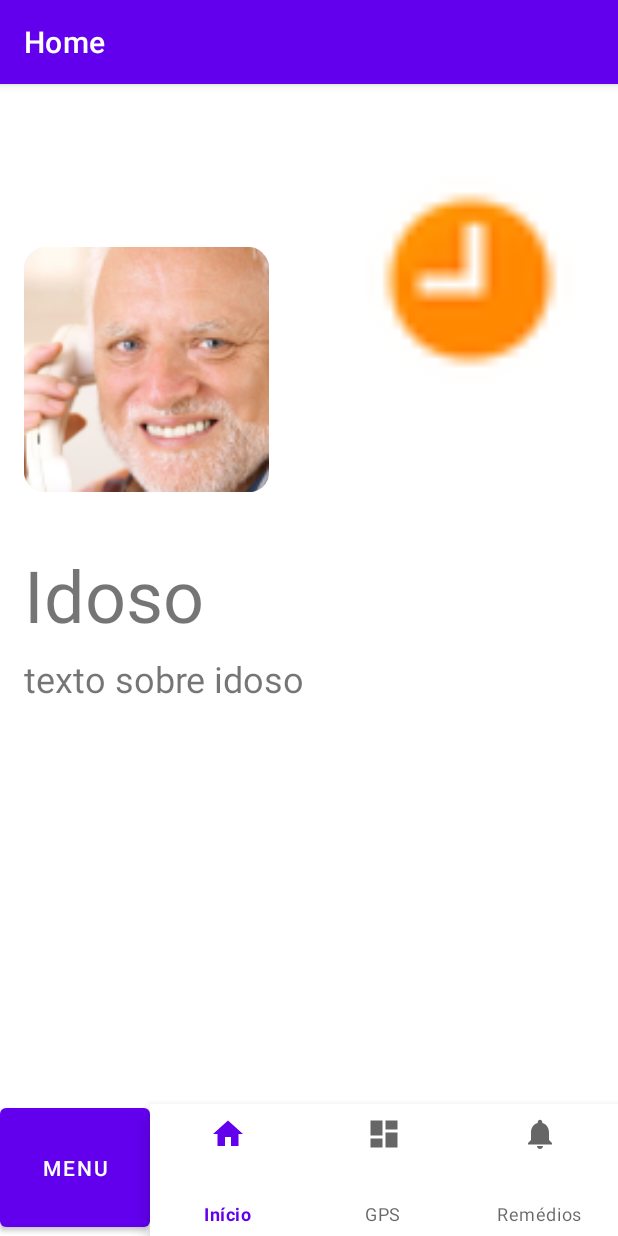
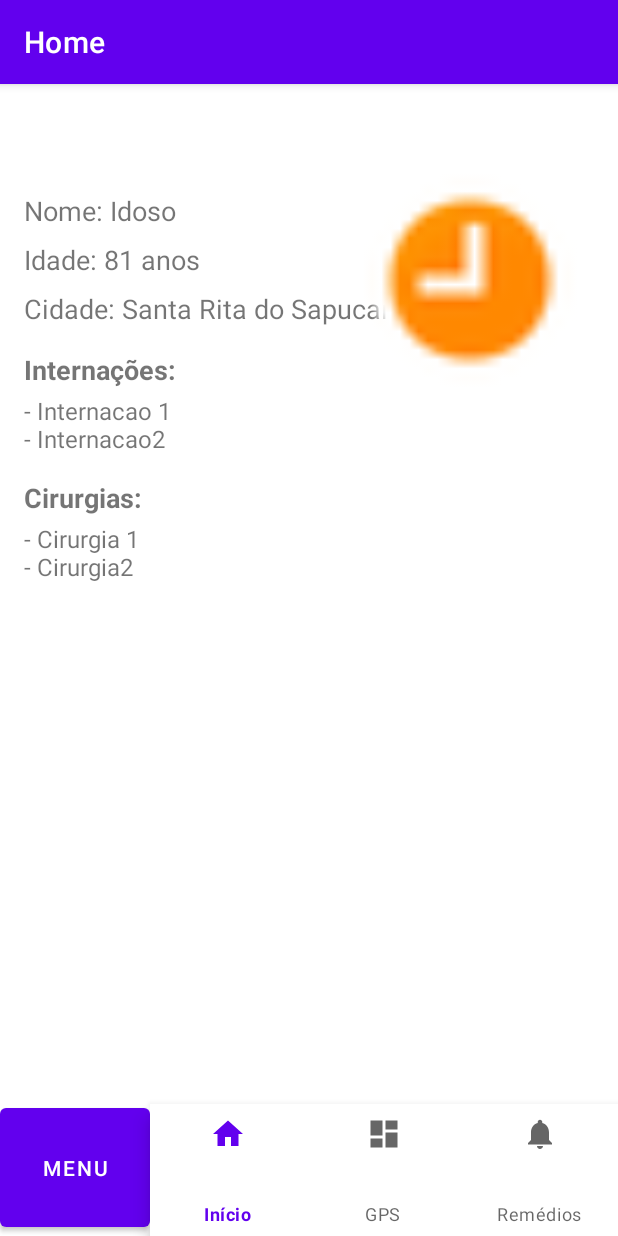
Before and after one commit to BetoGJ/MemoriaViva, an Android app: the screen it shows after launch (MainActivity), on a phone screen of 412 x 824 dp. Run offline under Robolectric (Android 15) with nearby library versions, the phone set to English and light mode, and no system bars; our stand-ins replace navigation-ui.

Commit message:
Informações do idoso

```diff
--- a/app/src/main/java/com/example/memoriaviva2/ui/home/HomeFragment.kt
+++ b/app/src/main/java/com/example/memoriaviva2/ui/home/HomeFragment.kt
@@ -4,33 +4,61 @@ import android.os.Bundle
 import android.view.LayoutInflater
 import android.view.View
 import android.view.ViewGroup
-import android.widget.TextView
 import androidx.fragment.app.Fragment
-import androidx.lifecycle.ViewModelProvider
 import com.example.memoriaviva2.databinding.FragmentHomeBinding
+
 
 class HomeFragment : Fragment() {
 
     private var _binding: FragmentHomeBinding? = null
+    private val binding get() = _binding!!
 
-    // This property is only valid between onCreateView and
-    // onDestroyView.
-    private val binding get() = _binding!!
+    // Propriedades para armazenar os dados recebidos
+    private var nomeIdosoArg: String? = "Idoso"
+    private var idadeIdosoArg: Int = 81
+    private var cidadeIdosoArg: String? = "Santa Rita do Sapucaí"
+    private var internacoesIdosoArg: ArrayList<String>? = arrayListOf("Internacao 1", "Internacao2")
+
+    private var cirurgiasIdosoArg: ArrayList<String>? = arrayListOf("Cirurgia 1", "Cirurgia2")
+
+
+    override fun onCreate(savedInstanceState: Bundle?) {
+        super.onCreate(savedInstanceState)
+        arguments?.let {
+            nomeIdosoArg = it.getString(ARG_NOME)
+            idadeIdosoArg = it.getInt(ARG_IDADE, 0)
+            cidadeIdosoArg = it.getString(ARG_CIDADE)
+            internacoesIdosoArg = it.getStringArrayList(ARG_INTERNACOES)
+            cirurgiasIdosoArg = it.getStringArrayList(ARG_CIRURGIAS)
+        }
+    }
 
     override fun onCreateView(
         inflater: LayoutInflater,
         container: ViewGroup?,
         savedInstanceState: Bundle?
     ): View {
-        val homeViewModel =
-            ViewModelProvider(this).get(HomeViewModel::class.java)
-
         _binding = FragmentHomeBinding.inflate(inflater, container, false)
         val root: View = binding.root
 
-        val textView: TextView = binding.textHome
-        homeViewModel.text.observe(viewLifecycleOwner) {
-            textView.text = it
+        nomeIdosoArg?.let { binding.textViewNomeIdoso.text = "Nome: $it" }
+        binding.textViewIdadeIdoso.text = "Idade: $idadeIdosoArg anos"
+        cidadeIdosoArg?.let { binding.textViewCidadeIdoso.text = "Cidade: $it" }
+
+        internacoesIdosoArg?.let {
+            binding.textViewInternacoesIdoso.text = if (it.isNotEmpty()) {
+                it.joinToString(separator = "\n") { item -> "- $item" }
+            } else {
+                "Nenhuma internação registrada."
+            }
+        }
+
+        cirurgiasIdosoArg?.let {
+            binding.textViewCirurgiasIdoso.text = if (it.isNotEmpty()) {
+                it.joinToString(separator = "\n") { item -> "- $item" }
+            } else {
+                "Nenhuma cirurgia registrada."
+            }
         }
         return root
     }
@@ -39,4 +67,33 @@ class HomeFragment : Fragment() {
         super.onDestroyView()
         _binding = null
     }
+
+    companion object {
+        private const val ARG_NOME = "arg_nome"
+        private const val ARG_IDADE = "arg_idade"
+        private const val ARG_CIDADE = "arg_cidade"
+        private const val ARG_INTERNACOES = "arg_internacoes"
+        private const val ARG_CIRURGIAS = "arg_cirurgias"
+
+        @JvmStatic
+        fun newInstance(
+            nome: String,
+            idade: Int,
+            cidade: String,
+            internacoes: List<String>, // Recebe List
+            cirurgias: List<String>  // Recebe List
+        ): HomeFragment {
+            val fragment = HomeFragment()
+            val args = Bundle()
+            args.putString(ARG_NOME, nome)
+            args.putInt(ARG_IDADE, idade)
+            args.putString(ARG_CIDADE, cidade)
+            args.putStringArrayList(ARG_INTERNACOES, ArrayList(internacoes)) // Converte para ArrayList
+            args.putStringArrayList(ARG_CIRURGIAS, ArrayList(cirurgias))     // Converte para ArrayList
+            fragment.arguments = args
+            return fragment
+        }
+
+
+    }
 }
--- a/app/src/main/res/layout/fragment_home.xml
+++ b/app/src/main/res/layout/fragment_home.xml
@@ -1,63 +1,65 @@
 <?xml version="1.0" encoding="utf-8"?>
-<androidx.constraintlayout.widget.ConstraintLayout xmlns:android="http://schemas.android.com/apk/res/android"
-    xmlns:app="http://schemas.android.com/apk/res-auto"
+<LinearLayout xmlns:android="http://schemas.android.com/apk/res/android"
     xmlns:tools="http://schemas.android.com/tools"
     android:layout_width="match_parent"
     android:layout_height="match_parent"
-    tools:context=".ui.home.HomeFragment">
-
-    <ImageView
-        android:id="@+id/imageView"
-        android:layout_width="163dp"
-        android:layout_height="179dp"
-        android:layout_marginStart="16dp"
-        android:layout_marginTop="16dp"
-        app:layout_constraintBottom_toTopOf="@+id/textView"
-        app:layout_constraintStart_toStartOf="parent"
-        app:layout_constraintTop_toTopOf="parent"
-        app:srcCompat="@mipmap/idoso" />
-
+    android:orientation="vertical"
+    android:padding="16dp"
+    tools:context=".HomeFragment"> <!-- Geralmente o nome da classe do Fragment -->
 
     <TextView
-        android:id="@+id/textView"
+        android:id="@+id/textViewNomeIdoso"
         android:layout_width="wrap_content"
         android:layout_height="wrap_content"
-        android:layout_marginTop="252dp"
-        android:text="Idoso"
-        android:textSize="48sp"
-        app:layout_constraintBottom_toTopOf="@+id/textView2"
-        app:layout_constraintEnd_toEndOf="parent"
-        app:layout_constraintHorizontal_bias="0.054"
-        app:layout_constraintStart_toStartOf="parent"
-        app:layout_constraintTop_toTopOf="parent"
-        app:layout_constraintVertical_bias="0.0" />
+        android:textSize="18sp"
+        tools:text="Nome do Idoso: " />
 
     <TextView
-        android:id="@+id/textView2"
+        android:id="@+id/textViewIdadeIdoso"
         android:layout_width="wrap_content"
         android:layout_height="wrap_content"
-        android:layout_marginTop="324dp"
-        android:layout_marginBottom="32dp"
-        android:text="texto sobre idoso"
-        android:textSize="24sp"
-        app:layout_constraintBottom_toBottomOf="@+id/nav_view"
-        app:layout_constraintEnd_toEndOf="parent"
-        app:layout_constraintHorizontal_bias="0.071"
-        app:layout_constraintStart_toStartOf="parent"
-        app:layout_constraintTop_toTopOf="parent"
-        app:layout_constraintVertical_bias="0.259" />
+        android:layout_marginTop="8dp"
+        android:textSize="18sp"
+        tools:text="Idade: " />
 
     <TextView
-        android:id="@+id/text_home"
-        android:layout_width="match_parent"
+        android:id="@+id/textViewCidadeIdoso"
+        android:layout_width="wrap_content"
         android:layout_height="wrap_content"
-        android:layout_marginStart="8dp"
         android:layout_marginTop="8dp"
-        android:layout_marginEnd="8dp"
-        android:textAlignment="center"
-        android:textSize="20sp"
-        app:layout_constraintBottom_toBottomOf="parent"
-        app:layout_constraintEnd_toEndOf="parent"
-        app:layout_constraintStart_toStartOf="parent"
-        app:layout_constraintTop_toTopOf="parent" />
-</androidx.constraintlayout.widget.ConstraintLayout>
+        android:textSize="18sp"
+        tools:text="Cidade: " />
+
+    <TextView
+        android:layout_width="wrap_content"
+        android:layout_height="wrap_content"
+        android:layout_marginTop="16dp"
+        android:text="Internações:"
+        android:textSize="18sp"
+        android:textStyle="bold" />
+
+    <TextView
+        android:id="@+id/textViewInternacoesIdoso"
+        android:layout_width="wrap_content"
+        android:layout_height="wrap_content"
+        android:layout_marginTop="4dp"
+        android:textSize="16sp"
+        tools:text="- Internação 1\n- Internação 2" />
+
+    <TextView
+        android:layout_width="wrap_content"
+        android:layout_height="wrap_content"
+        android:layout_marginTop="16dp"
+        android:text="Cirurgias:"
+        android:textSize="18sp"
+        android:textStyle="bold" />
+
+    <TextView
+        android:id="@+id/textViewCirurgiasIdoso"
+        android:layout_width="wrap_content"
+        android:layout_height="wrap_content"
+        android:layout_marginTop="4dp"
+        android:textSize="16sp"
+        tools:text="- Cirurgia 1\n- Cirurgia 2" />
+
+</LinearLayout>
```
